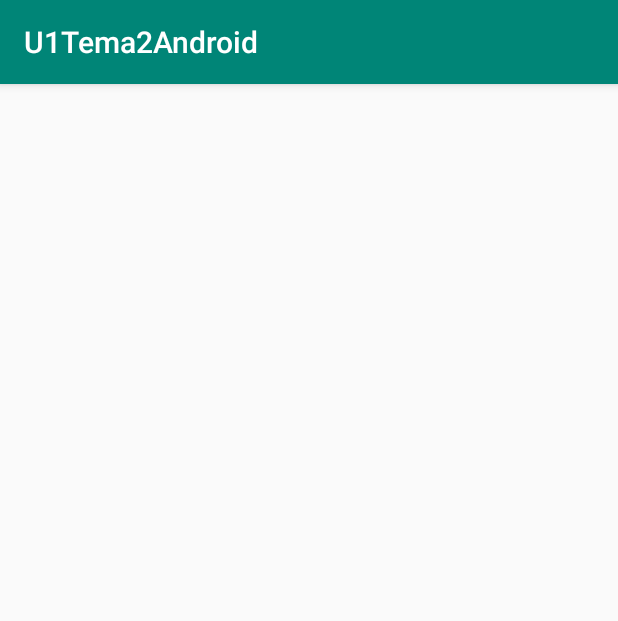
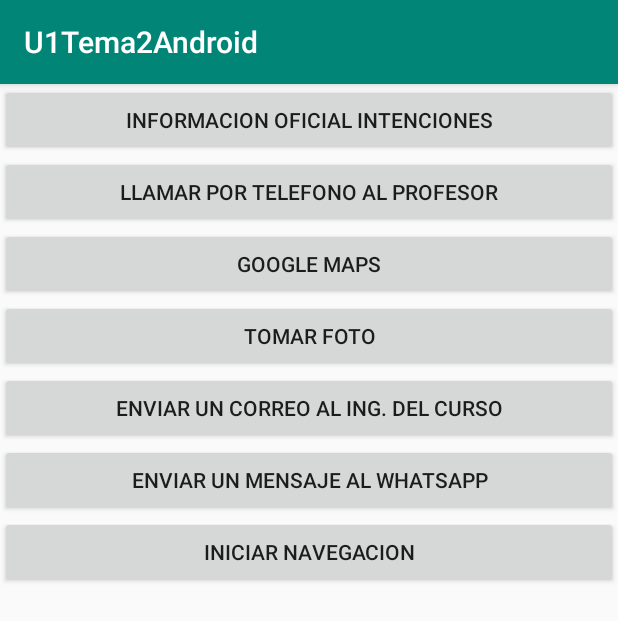
Before and after one commit to ronordonezq/U1Tema2Android, an Android app: the Intenciones screen opened directly, with no data from a screen before it, on a phone screen of 412 x 824 dp. Shown: the top 621 px of the screen. Run offline under Robolectric (Android 15) with nearby library versions, the phone set to English and light mode, and no system bars.

Commit message:
Implementando intenciones

```diff
--- a/app/src/main/AndroidManifest.xml
+++ b/app/src/main/AndroidManifest.xml
@@ -1,7 +1,7 @@
 <?xml version="1.0" encoding="utf-8"?>
 <manifest xmlns:android="http://schemas.android.com/apk/res/android"
     package="com.example.u1tema2android">
-
+    <uses-permission android:name="android.permission.CALL_PHONE"/>
     <application
         android:allowBackup="true"
         android:icon="@mipmap/ic_launcher"
--- a/app/src/main/res/layout/activity_intenciones.xml
+++ b/app/src/main/res/layout/activity_intenciones.xml
@@ -1,9 +1,44 @@
 <?xml version="1.0" encoding="utf-8"?>
-<androidx.constraintlayout.widget.ConstraintLayout xmlns:android="http://schemas.android.com/apk/res/android"
+<LinearLayout xmlns:android="http://schemas.android.com/apk/res/android"
     xmlns:app="http://schemas.android.com/apk/res-auto"
     xmlns:tools="http://schemas.android.com/tools"
     android:layout_width="match_parent"
     android:layout_height="match_parent"
+    android:orientation="vertical"
     tools:context=".Intenciones">
-
-</androidx.constraintlayout.widget.ConstraintLayout>
+    <Button
+        android:layout_width="match_parent"
+        android:layout_height="wrap_content"
+        android:onClick="web"
+        android:text="Informacion oficial intenciones" />
+    <Button
+        android:layout_width="match_parent"
+        android:layout_height="wrap_content"
+        android:onClick="Llamar"
+        android:text="LLamar por telefono al profesor" />
+    <Button
+        android:layout_width="match_parent"
+        android:layout_height="wrap_content"
+        android:onClick="maps"
+        android:text="Google Maps" />
+    <Button
+        android:layout_width="match_parent"
+        android:layout_height="wrap_content"
+        android:onClick="foto"
+        android:text="Tomar Foto" />
+    <Button
+        android:layout_width="match_parent"
+        android:layout_height="wrap_content"
+        android:onClick="email"
+        android:text="Enviar un correo al Ing. del curso" />
+    <Button
+        android:layout_width="match_parent"
+        android:layout_height="wrap_content"
+        android:onClick="whatsapp"
+        android:text="Enviar un mensaje al Whatsapp" />
+    <Button
+        android:layout_width="match_parent"
+        android:layout_height="wrap_content"
+        android:onClick="navegacion"
+        android:text="Iniciar Navegacion" />
+</LinearLayout>
```
Also changed, not shown: app/src/main/java/com/example/u1tema2android/Intenciones.java (+98 -1 lines).
